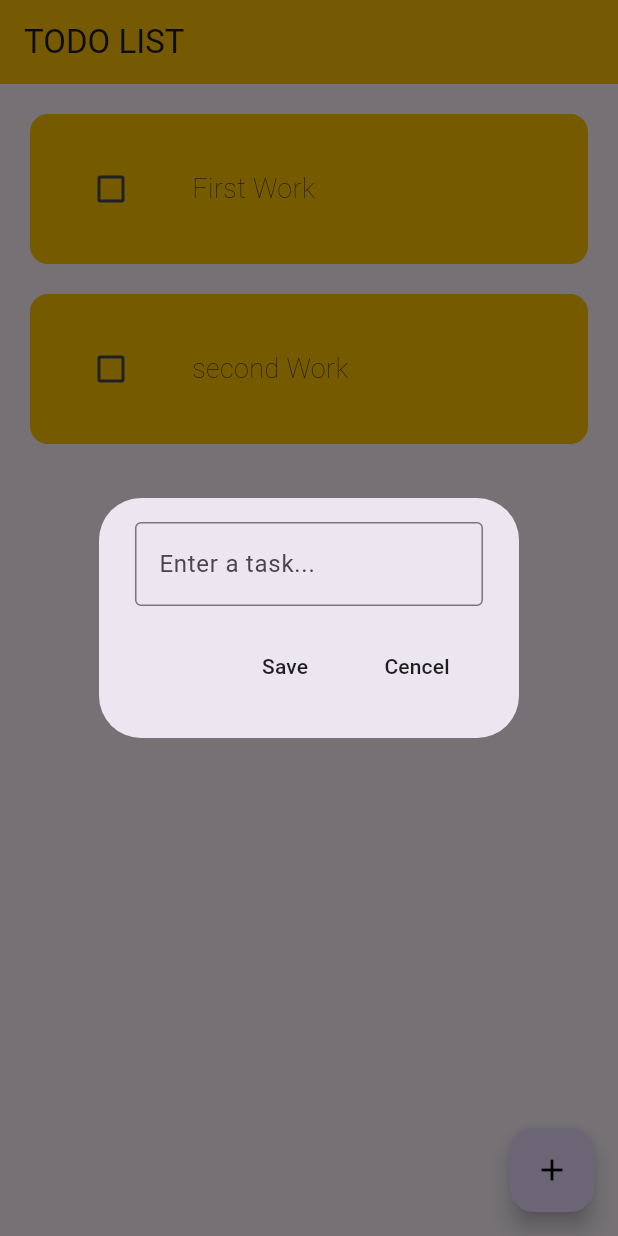
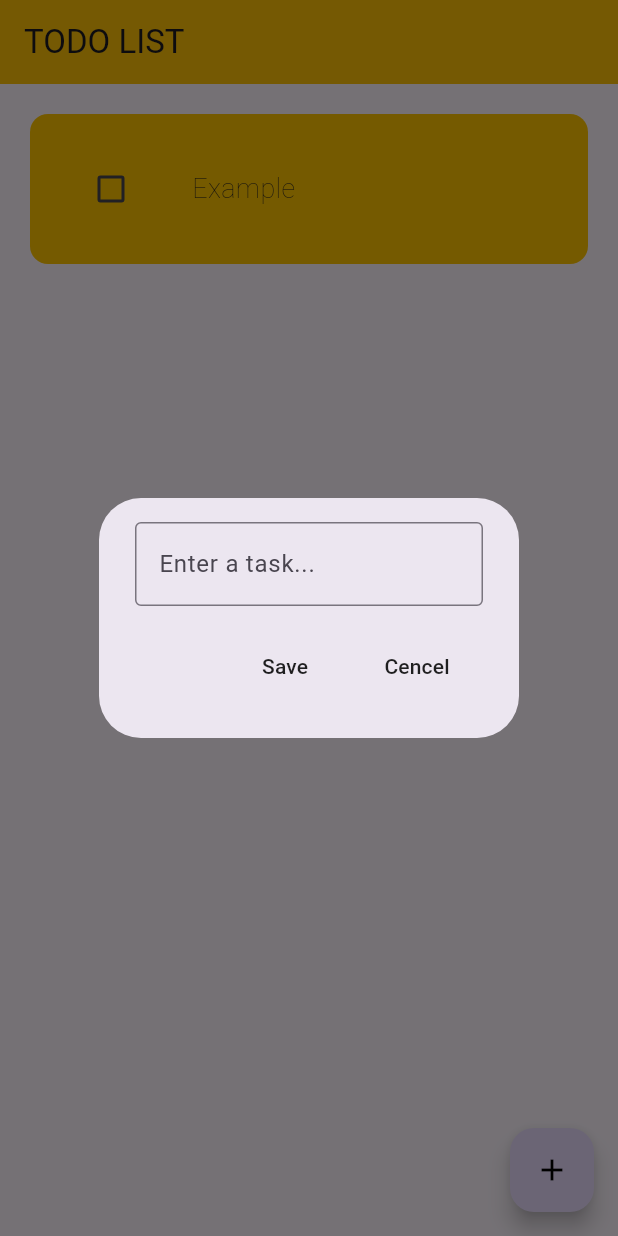
Before and after one commit to Aleen67/todo, a Flutter app: the screen it shows after launch, after a tap on the "add" icon, on a phone screen of 412 x 824 dp. Run offline on Flutter 3.47's test engine with Material 3 defaults, Android fonts, the phone set to English and light mode, and no system bars; drawn by our look-alikes of flutter_slidable; our stand-ins replace hive_flutter; accounts and stored records are empty.

Commit message:
adding hive database

```diff
--- a/lib/main.dart
+++ b/lib/main.dart
@@ -1,7 +1,11 @@
 import 'package:flutter/material.dart';
+import 'package:hive_flutter/hive_flutter.dart';
+
 import 'package:myapp/todo_practice/homepage.dart';
 
-void main() {
+void main() async {
+  await Hive.initFlutter();
+  var box = await Hive.openBox("MyData");
   runApp(const Myapp());
 }
 
--- /dev/null
+++ b/lib/todo_practice/database.dart
@@ -0,0 +1,25 @@
+import 'package:hive_flutter/hive_flutter.dart';
+
+class DataBase {
+  final _mybox = Hive.box("MyData");
+
+  List item = [];
+
+  //first time ever opening the app
+
+  void initialOpen() {
+    item = [
+      ["Example", false]
+    ];
+  }
+
+  //load data
+  void loadData() {
+    item = _mybox.get("item");
+  }
+
+  //update
+  void updateData() {
+    _mybox.put("item", item);
+  }
+}
--- a/lib/todo_practice/homepage.dart
+++ b/lib/todo_practice/homepage.dart
@@ -1,4 +1,6 @@
 import 'package:flutter/material.dart';
+import 'package:hive_flutter/hive_flutter.dart';
+import 'package:myapp/todo_practice/database.dart';
 import 'package:myapp/todo_practice/myList.dart';
 import 'package:myapp/todo_practice/mynewtask.dart';
 
@@ -10,11 +12,22 @@ class HomepageNew extends StatefulWidget {
 }
 
 class _HomepageState extends State<HomepageNew> {
+  final _mybox = Hive.box("MyData");
   final TextEditingController _controller = TextEditingController();
-  List<dynamic> item = [
-    ['First Work', false],
-    ['second Work', false]
-  ];
+  DataBase db = DataBase();
+  // List<dynamic> item = [
+  //   ['First Work', false],
+  //   ['second Work', false]
+  // ];
+  @override
+  void initState() {
+    if (_mybox.get("item") == null) {
+      db.initialOpen();
+    } else {
+      db.loadData();
+    }
+    super.initState();
+  }
 
   void newBox() {
     showDialog(
@@ -26,13 +39,13 @@ class _HomepageState extends State<HomepageNew> {
               if (_controller.text.isEmpty) {
                 ScaffoldMessenger.of(context).showSnackBar(
                     const SnackBar(content: Text("type a task please")));
-              }
-              else{
-                 setState(() {
-                item.add([_controller.text, false]);
-                _controller.clear();
-              });
-              Navigator.of(context).pop();
+              } else {
+                setState(() {
+                  db.item.add([_controller.text, false]);
+                  _controller.clear();
+                });
+                db.updateData();
+                Navigator.of(context).pop();
               }
             },
           );
@@ -41,8 +54,9 @@ class _HomepageState extends State<HomepageNew> {
 
   void whenClick(int index) {
     setState(() {
-      item[index][1] = !item[index][1];
+      db.item[index][1] = !db.item[index][1];
     });
+    db.updateData();
   }
 
   // void _dismissible(index) {
@@ -50,8 +64,9 @@ class _HomepageState extends State<HomepageNew> {
   // }
   void deletetask(index) {
     setState(() {
-      item.removeAt(index);
+      db.item.removeAt(index);
     });
+    db.updateData();
   }
 
   @override
@@ -69,13 +84,13 @@ class _HomepageState extends State<HomepageNew> {
         ),
       ),
       body: ListView.builder(
-          itemCount: item.length,
+          itemCount: db.item.length,
           itemBuilder: (contex, index) {
             return Mylist(
               onPressed: (p0) => deletetask(index),
-              checkvalue: item[index][1],
+              checkvalue: db.item[index][1],
               onChanged: (value) => whenClick(index),
-              taskname: item[index][0],
+              taskname: db.item[index][0],
             );
           }),
     );
--- a/lib/todo_practice/myList.dart
+++ b/lib/todo_practice/myList.dart
@@ -8,20 +8,19 @@ class Mylist extends StatelessWidget {
   final Function(bool?)? onChanged;
   Function(BuildContext)? onPressed;
 
-  Mylist({
-    super.key,
+  Mylist(
+      {super.key,
       required this.checkvalue,
       required this.onChanged,
       required this.taskname,
-    required this.onPressed
-  });
+      required this.onPressed});
 
   @override
   Widget build(BuildContext context) {
     return Padding(
       padding: const EdgeInsets.only(right: 20, left: 20, top: 20),
       child: Slidable(
-        endActionPane:  ActionPane(motion: ScrollMotion(), children: [
+        endActionPane: ActionPane(motion: const ScrollMotion(), children: [
           SlidableAction(
             onPressed: onPressed,
             icon: Icons.delete,
@@ -43,7 +42,10 @@ class Mylist extends StatelessWidget {
                 const SizedBox(
                   width: 30,
                 ),
-                Text(
+                Expanded(
+                  child: SingleChildScrollView(
+                    child: Text(
+                      softWrap: true,
                       taskname,
                       style: TextStyle(
                           decoration: checkvalue
@@ -51,6 +53,8 @@ class Mylist extends StatelessWidget {
                               : TextDecoration.none,
                           fontSize: 18,
                           fontWeight: FontWeight.w200),
+                    ),
+                  ),
                 )
               ],
             ),
--- a/pubspec.yaml
+++ b/pubspec.yaml
@@ -36,10 +36,14 @@ dependencies:
   # Use with the CupertinoIcons class for iOS style icons.
   cupertino_icons: ^1.0.6
   flutter_slidable: ^3.1.1
+  hive: ^2.2.3
+  hive_flutter: ^1.1.0
 
 dev_dependencies:
   flutter_test:
     sdk: flutter
+  hive_generator: ^1.1.3
+  build_runner: ^2.1.11
 
   # The "flutter_lints" package below contains a set of recommended lints to
   # encourage good coding practices. The lint set provided by the package is
```
Also changed, not shown: pubspec.lock, 11 other files. Lines whose indentation alone changed are shown as unchanged.
